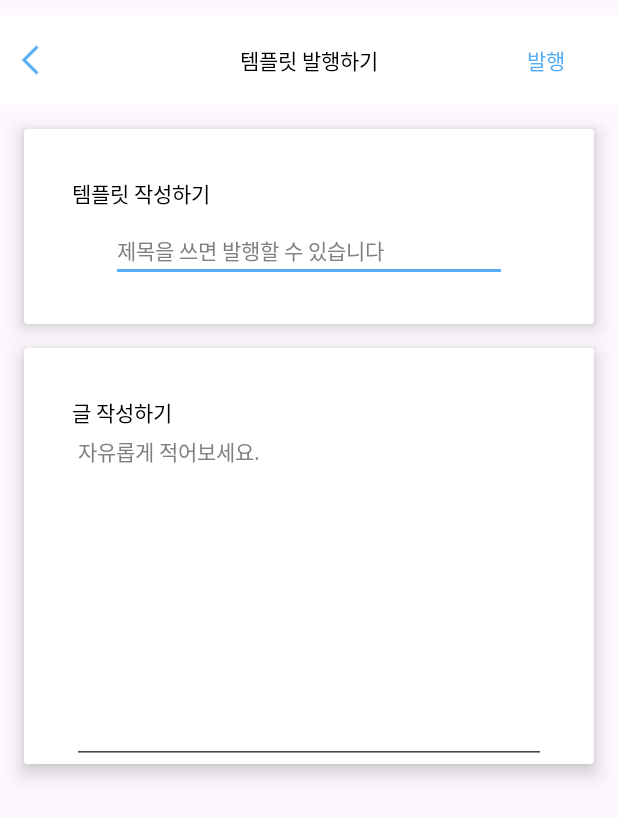
After one commit to SWU-GURU2-12/GURU2_Android, an Android app: the WritePostActivity screen opened directly, with no data from a screen before it, on a phone screen of 412 x 824 dp. The commit adds this screen. Shown: the top 818 px of the screen. Run offline under Robolectric (Android 15) with nearby library versions, the phone set to English and light mode, and no system bars.

Commit message:
아직 미완성...

```diff
--- /dev/null
+++ b/app/src/main/java/com/example/what_s_in_my_luggage/WritePostActivity.kt
@@ -0,0 +1,11 @@
+package com.example.what_s_in_my_luggage
+
+import androidx.appcompat.app.AppCompatActivity
+import android.os.Bundle
+
+class WritePostActivity : AppCompatActivity() {
+    override fun onCreate(savedInstanceState: Bundle?) {
+        super.onCreate(savedInstanceState)
+        setContentView(R.layout.activity_write_post)
+    }
+}
--- /dev/null
+++ b/app/src/main/res/layout/activity_write_post.xml
@@ -0,0 +1,165 @@
+<?xml version="1.0" encoding="utf-8"?>
+<androidx.constraintlayout.widget.ConstraintLayout xmlns:android="http://schemas.android.com/apk/res/android"
+    xmlns:app="http://schemas.android.com/apk/res-auto"
+    xmlns:tools="http://schemas.android.com/tools"
+    android:layout_width="match_parent"
+    android:layout_height="match_parent"
+    tools:context=".WritePostActivity">
+
+    <androidx.constraintlayout.widget.ConstraintLayout
+        android:id="@+id/constraintLayout1"
+        android:layout_width="match_parent"
+        android:layout_height="60dp"
+        android:layout_marginTop="10dp"
+        android:background="@color/white"
+        app:layout_constraintEnd_toEndOf="parent"
+        app:layout_constraintTop_toTopOf="parent">
+
+        <Button
+            android:id="@+id/btnBack"
+            android:layout_width="60dp"
+            android:layout_height="28dp"
+            android:background="@drawable/frame_13_2x"
+            app:layout_constraintBottom_toBottomOf="parent"
+            app:layout_constraintStart_toStartOf="parent"
+            app:layout_constraintTop_toTopOf="parent" />
+
+        <TextView
+            android:id="@+id/textView"
+            android:layout_width="wrap_content"
+            android:layout_height="wrap_content"
+            android:text="템플릿 발행하기"
+            android:textColor="@color/black"
+            android:textSize="14sp"
+            app:layout_constraintBottom_toBottomOf="parent"
+            app:layout_constraintEnd_toEndOf="parent"
+            app:layout_constraintStart_toStartOf="parent"
+            app:layout_constraintTop_toTopOf="parent" />
+
+        <TextView
+            android:id="@+id/btnSavePost"
+            android:layout_width="28dp"
+            android:layout_height="19dp"
+            android:layout_alignParentTop="true"
+            android:layout_centerHorizontal="true"
+            android:layout_marginStart="84dp"
+            android:layout_marginTop="19dp"
+            android:layout_marginEnd="18dp"
+            android:clickable="true"
+            android:focusable="true"
+            android:text="발행"
+            android:textColor="#56ACF6"
+            android:textSize="14sp"
+            app:layout_constraintEnd_toEndOf="parent"
+            app:layout_constraintStart_toEndOf="@+id/textView"
+            app:layout_constraintTop_toTopOf="parent" />
+
+
+    </androidx.constraintlayout.widget.ConstraintLayout>
+
+    <androidx.cardview.widget.CardView
+        android:id="@+id/cardViewtitle"
+        android:layout_width="match_parent"
+        android:layout_height="130dp"
+        android:layout_margin="16dp"
+        android:layout_marginStart="16dp"
+        android:layout_marginEnd="16dp"
+        app:cardElevation="8dp"
+        app:layout_constraintTop_toBottomOf="@id/constraintLayout1">
+
+        <androidx.constraintlayout.widget.ConstraintLayout
+            android:id="@+id/constraintLayout2"
+            android:layout_width="match_parent"
+            android:layout_height="90dp"
+            android:layout_margin="16dp"
+            android:layout_marginTop="30dp"
+            android:background="@color/white"
+            app:layout_constraintEnd_toEndOf="parent"
+            app:layout_constraintStart_toStartOf="parent"
+            app:layout_constraintTop_toBottomOf="@+id/constraintLayout1">
+
+            <TextView
+                android:layout_width="wrap_content"
+                android:layout_height="wrap_content"
+                android:layout_marginStart="16dp"
+                android:layout_marginTop="16dp"
+                android:text="템플릿 작성하기"
+                android:textColor="@color/black"
+                android:textSize="14sp"
+                app:layout_constraintStart_toStartOf="parent"
+                app:layout_constraintTop_toTopOf="parent" />
+
+            <EditText
+                android:id="@+id/titlewrite"
+                android:layout_width="264dp"
+                android:layout_height="wrap_content"
+                android:layout_marginStart="16dp"
+                android:layout_marginEnd="16dp"
+                android:layout_marginBottom="4dp"
+                android:hint="제목을 쓰면 발행할 수 있습니다"
+                android:inputType="text"
+                android:textColorHint="#808080"
+                android:textSize="14sp"
+                app:layout_constraintBottom_toBottomOf="parent"
+                app:layout_constraintEnd_toEndOf="parent"
+                app:layout_constraintStart_toStartOf="parent" />
+
+        </androidx.constraintlayout.widget.ConstraintLayout>
+    </androidx.cardview.widget.CardView>
+
+    <androidx.cardview.widget.CardView
+        android:id="@+id/cardViewcontent"
+        android:layout_width="match_parent"
+        android:layout_height="277dp"
+        android:layout_margin="16dp"
+        android:layout_marginTop="16dp"
+        app:cardElevation="8dp"
+        app:layout_constraintTop_toBottomOf="@+id/cardViewtitle"
+        tools:layout_editor_absoluteX="25dp">
+
+        <androidx.constraintlayout.widget.ConstraintLayout
+            android:id="@+id/constraintLayout"
+            android:layout_width="match_parent"
+            android:layout_height="90dp"
+            android:layout_margin="16dp"
+
+            android:layout_marginStart="16dp"
+            android:layout_marginTop="30dp"
+            android:layout_marginEnd="16dp"
+            android:background="@color/white"
+            app:layout_constraintEnd_toEndOf="parent"
+            app:layout_constraintHorizontal_bias="1.0"
+            app:layout_constraintStart_toStartOf="parent"
+            app:layout_constraintTop_toBottomOf="@+id/constraintLayout4">
+
+            <TextView
+                android:layout_width="wrap_content"
+                android:layout_height="wrap_content"
+
+                android:layout_marginStart="16dp"
+                android:layout_marginTop="16dp"
+                android:text="글 작성하기"
+                android:textColor="@color/black"
+                android:textSize="14sp"
+                app:layout_constraintStart_toStartOf="parent"
+                app:layout_constraintTop_toTopOf="parent" />
+
+        </androidx.constraintlayout.widget.ConstraintLayout>
+
+        <EditText
+            android:id="@+id/contentwrite"
+            android:layout_width="match_parent"
+            android:layout_height="match_parent"
+            android:layout_marginStart="32dp"
+            android:layout_marginEnd="32dp"
+            android:layout_marginTop="48dp"
+            android:gravity="top"
+            android:hint="자유롭게 적어보세요."
+            android:inputType="text"
+            android:textColorHint="#808080"
+            android:textSize="14sp" />
+
+        <!-- 확인 버튼 -->
+    </androidx.cardview.widget.CardView>
+
+</androidx.constraintlayout.widget.ConstraintLayout>
--- a/app/src/main/res/values/themes.xml
+++ b/app/src/main/res/values/themes.xml
@@ -1,6 +1,6 @@
 <resources xmlns:tools="http://schemas.android.com/tools">
     <!-- Base application theme. -->
-    <style name="Base.Theme.WhatsinmyLuggage" parent="Theme.AppCompat.DayNight">
+    <style name="Base.Theme.WhatsinmyLuggage" parent="Theme.Material3.DayNight.NoActionBar">
         <!-- Customize your theme here. -->
         <item name="colorPrimary">@color/colorPrimary</item>
         <item name="colorPrimaryDark">@color/colorPrimaryDark</item>
```
Also changed, not shown: app/src/main/AndroidManifest.xml (+9 -2 lines), app/src/main/java/com/example/what_s_in_my_luggage/CommunityActivity.kt (added, +39 -0 lines), app/src/main/java/com/example/what_s_in_my_luggage/PostActivity.kt (added, +11 -0 lines), app/src/main/res/layout/activity_community.xml (+11 -8 lines), app/src/main/res/layout/activity_post.xml (added, +35 -0 lines).
